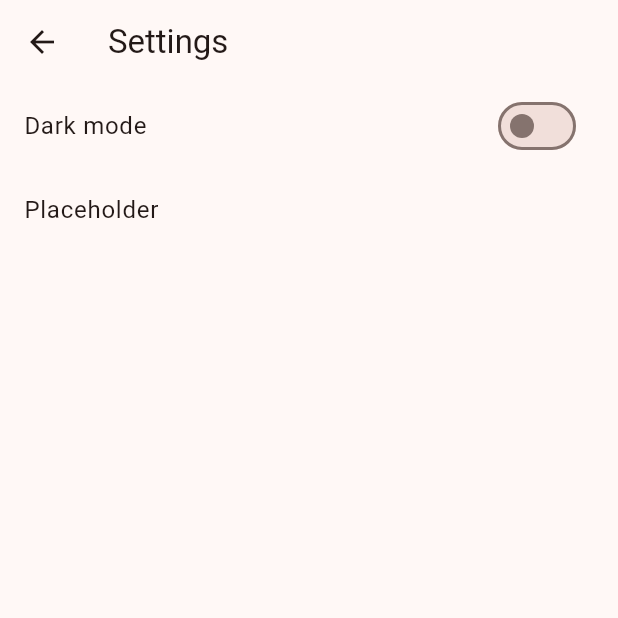
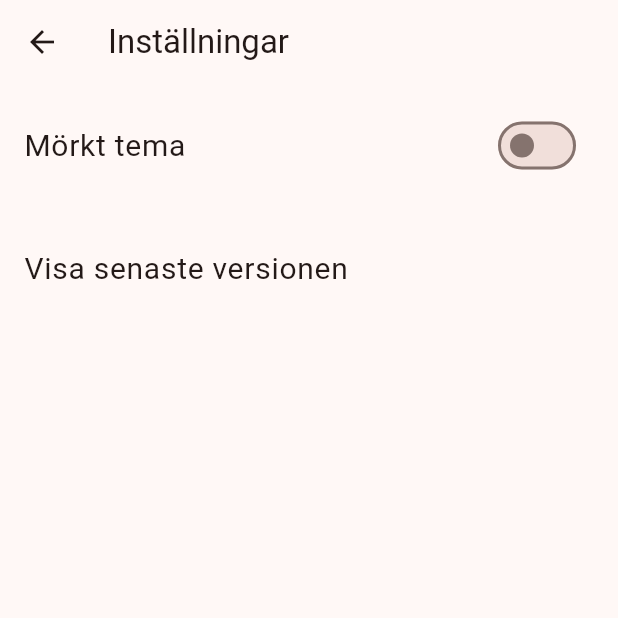
Before and after one commit to bl4ckswordsman/abc_app, a Flutter app: the SettingsPage screen opened by its route, on a phone screen of 412 x 824 dp, the top half of it. Run offline on Flutter 3.47's test engine with Material 2 defaults, Android fonts, the light colour scheme and no system bars; our stand-ins replace adaptive_theme; missing offline and left inert: flutter_custom_tabs.

Commit message:
added setting entry for release info (greyed out for non android)
added in app link to repo

added placeholder for update function

```diff
--- a/lib/settings.dart
+++ b/lib/settings.dart
@@ -1,44 +1,176 @@
+import 'dart:io';
+
 import 'package:adaptive_theme/adaptive_theme.dart';
 import 'package:flutter/material.dart';
+import 'dart:convert';
+import 'package:http/http.dart' as http;
+import 'package:flutter_custom_tabs/flutter_custom_tabs.dart';
+
+/*class MyWebView extends ChromeSafariBrowser {
+  Future openLink(String url) async {
+    await open(
+      url: Uri.parse(url),
+      options: ChromeSafariBrowserClassOptions(
+        android: AndroidChromeCustomTabsOptions(
+          shareState: CustomTabsShareState.SHARE_STATE_OFF,
+        ),
+        ios: IOSSafariOptions(
+          barCollapsingEnabled: true,
+        ),
+      ),
+    );
+  }
+}*/
+
+class ChromeWebView {
+  void _launchURL(String urlString, BuildContext context) async {
+    try {
+      await launch(
+        urlString,
+        customTabsOption: CustomTabsOption(
+          extraCustomTabs: const <String>[
+            'com.android.chrome',
+          ],
+        ),
+      );
+    } catch (e) {
+      // An exception is thrown if browser app is not installed on Android device.
+      debugPrint(e.toString());
+    }
+  }
+}
 
 class SettingsPage extends StatefulWidget {
   @override
-  _SettingsPageState createState() => _SettingsPageState();
+  SettingsPageState createState() => SettingsPageState();
 }
 
-class _SettingsPageState extends State<SettingsPage> {
+class SettingsPageState extends State<SettingsPage> {
+  static const String repoLink = 'https://github.com/bl4ckswordsman/abc_app/';
+  static const String repoUri =
+      'https://api.github.com/repos/bl4ckswordsman/abc_app/';
+  static const String uri = '${repoUri}releases/latest';
+  //final MyWebView webView = MyWebView();
   // Get the current theme mode
   AdaptiveThemeMode getThemeMode() {
     return AdaptiveTheme.of(context).mode;
+  }
+
+  Future<Map<String, dynamic>> getLatestReleaseInfo() async {
+    final response = await http.get(Uri.parse(uri));
+    if (response.statusCode == 200) {
+      return json.decode(response.body);
+    } else {
+      return {'name': 'Error', 'tag_name': 'Error'};
+    }
+  }
+
+// Define a function to show the latest release information
+  void showLatestReleaseInfo() async {
+    // Get the latest release information from GitHub
+    final latestRelease = await getLatestReleaseInfo();
+
+    // Get the current app version
+    const currentVersion = '0.5.6'; // TODO: Get the current app version
+
+    // Check if the latest release is newer than the current version
+    final latestVersion = latestRelease['tag_name'];
+    final latestVersionNum = latestVersion.substring(1);
+    final isUpdateAvailable = latestVersionNum.compareTo(currentVersion) > 0;
+
+    // Show a dialog with the latest release information and an update button if an update is available
+    showDialog(
+      context: context,
+      builder: (context) {
+        return AlertDialog(
+          title: Text('Latest Release'),
+          content: Column(
+            mainAxisSize: MainAxisSize.min,
+            crossAxisAlignment: CrossAxisAlignment.start,
+            children: [
+              Text('Current version: $currentVersion'),
+              Text('Is update available: $isUpdateAvailable'),
+              Text('Latest version: $latestVersion'),
+              Text('Description: ${latestRelease['body']}'),
+              TextButton(
+                  child: Text('GitHub repo'),
+                  onPressed:
+                      () {
+                        ChromeWebView()._launchURL(repoLink, context);
+                      }
+                  ),
+            ],
+          ),
+          actions: [
+            if (isUpdateAvailable)
+              TextButton(
+                child: Text('Update'),
+                onPressed: () {
+                  // TODO: Handle update button press
+                },
+              ),
+            TextButton(
+              child: Text('Close'),
+              onPressed: () {
+                Navigator.of(context).pop();
+              },
+            ),
+          ],
+        );
+      },
+    );
   }
 
   @override
   Widget build(BuildContext context) {
     return Scaffold(
       appBar: AppBar(
-        title: Text('Settings'),
+        title: Text('Inställningar'),
       ),
       body: ListView(
         children: [
           // Switch list element for changing the theme
           SwitchListTile(
-            title: Text('Dark mode'),
+            title: Padding(
+              padding: const EdgeInsets.symmetric(vertical: 18.0),
+              child: Text(
+                'Mörkt tema',
+                style: TextStyle(fontSize: 20),
+              ),
+            ),
             value: getThemeMode() == AdaptiveThemeMode.dark,
             onChanged: (value) {
               setState(() {
                 // Set the new theme mode
-                AdaptiveTheme.of(context).setThemeMode(value ? AdaptiveThemeMode.dark : AdaptiveThemeMode.light);
+                AdaptiveTheme.of(context).setThemeMode(
+                    value ? AdaptiveThemeMode.dark : AdaptiveThemeMode.light);
               });
             },
           ),
 
           // Clickable placeholder list element
-          ListTile(
-            title: Text('Placeholder'),
-            onTap: () {
-              // Add your code here to handle the tap event
-            },
-          ),
+          Platform.isAndroid
+              ? ListTile(
+                  title: Padding(
+                    padding: const EdgeInsets.symmetric(vertical: 18.0),
+                    child: Text(
+                      'Visa senaste versionen',
+                      style: TextStyle(fontSize: 20),
+                    ),
+                  ),
+                  onTap: () {
+                    showLatestReleaseInfo();
+                  },
+                )
+              : ListTile(
+                  title: Padding(
+                    padding: const EdgeInsets.symmetric(vertical: 18.0),
+                    child: Text(
+                      'Visa senaste versionen',
+                      style: TextStyle(fontSize: 20, color: Colors.grey),
+                    ),
+                  ),
+                ),
         ],
       ),
     );
--- a/pubspec.yaml
+++ b/pubspec.yaml
@@ -17,7 +17,7 @@ repository: https://github.com/bl4ckswordsman/abc_app
 # https://developer.apple.com/library/archive/documentation/General/Reference/InfoPlistKeyReference/Articles/CoreFoundationKeys.html
 # In Windows, build-name is used as the major, minor, and patch parts
 # of the product and file versions while build-number is used as the build suffix.
-version: 0.5.5+1
+version: 0.6.0+1
 
 environment:
   sdk: '>=3.0.6 <4.0.0'
@@ -38,6 +38,8 @@ dependencies:
   # The following adds the Cupertino Icons font to your application.
   # Use with the CupertinoIcons class for iOS style icons.
   cupertino_icons: ^1.0.2
+  http: ^1.1.0
+  flutter_custom_tabs: ^1.2.1
 
 dev_dependencies:
   flutter_test:
```
Also changed, not shown: pubspec.lock, 13 other files.
